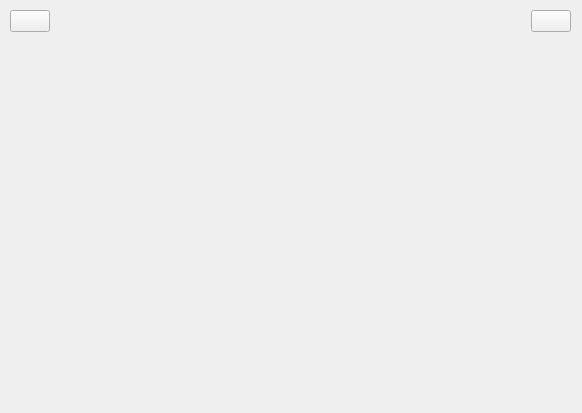
baiye930/work3, file mastrview.ui: the form before one commit.
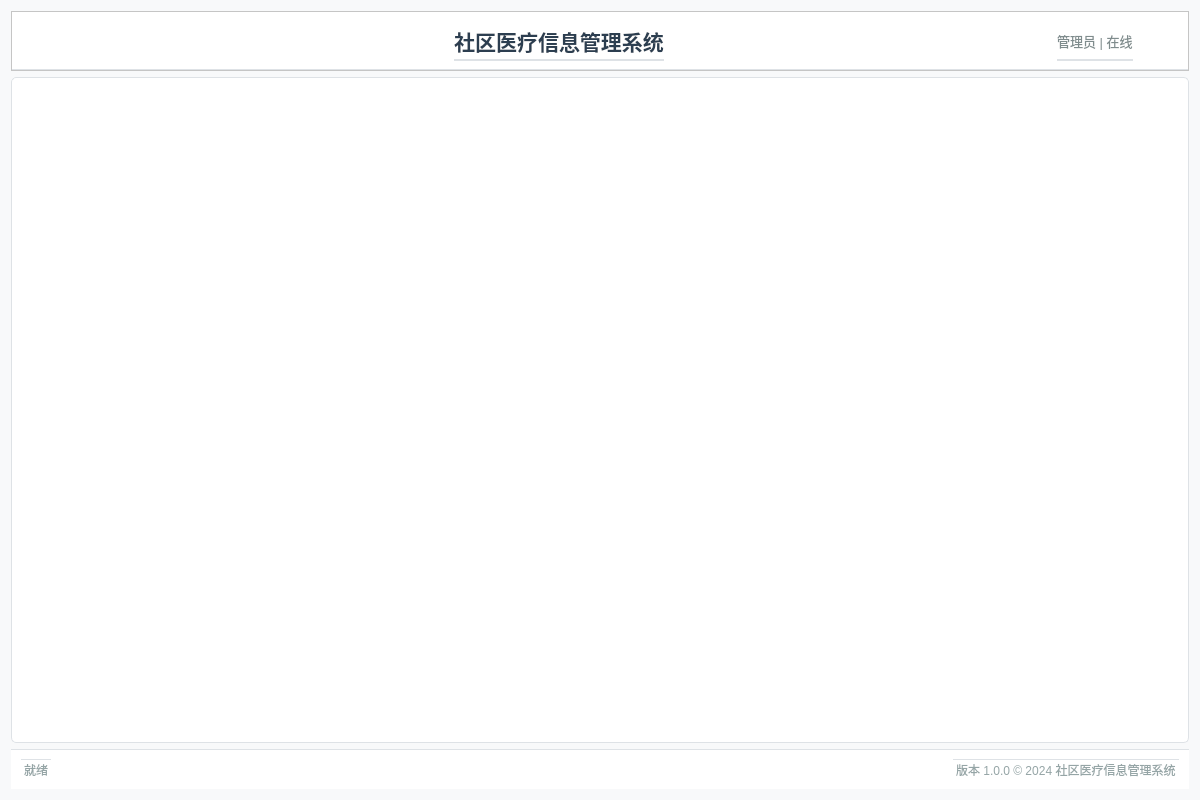
The form after the commit. Icons and pictures are not drawn.

What changed in the file:
```diff
--- a/mastrview.ui
+++ b/mastrview.ui
@@ -6,35 +6,61 @@
    <rect>
     <x>0</x>
     <y>0</y>
-    <width>582</width>
-    <height>413</height>
+    <width>1200</width>
+    <height>800</height>
    </rect>
   </property>
+  <property name="minimumSize">
+   <size>
+    <width>1000</width>
+    <height>700</height>
+   </size>
+  </property>
   <property name="windowTitle">
    <string>MastrView</string>
   </property>
-  <widget class="QStackedWidget" name="stackedWidget">
-   <property name="geometry">
-    <rect>
-     <x>10</x>
-     <y>60</y>
-     <width>571</width>
-     <height>291</height>
-    </rect>
-   </property>
-  </widget>
-  <widget class="QWidget" name="layoutWidget">
-   <property name="geometry">
-    <rect>
-     <x>10</x>
-     <y>10</y>
-     <width>561</width>
-     <height>22</height>
-    </rect>
+  <property name="styleSheet">
+   <string notr="true">QWidget {
+    background-color: #f8f9fa;
+}</string>
+  </property>
+  <layout class="QVBoxLayout" name="verticalLayout">
+   <item>
+    <widget class="QFrame" name="headerFrame">
+     <property name="styleSheet">
+      <string notr="true">background-color: white; border-bottom: 2px solid #dee2e6;</string>
+     </property>
+     <property name="frameShape">
+      <enum>QFrame::StyledPanel</enum>
+     </property>
+     <property name="frameShadow">
+      <enum>QFrame::Raised</enum>
    </property>
    <layout class="QHBoxLayout" name="horizontalLayout">
     <item>
      <widget class="QPushButton" name="btBack">
+        <property name="minimumSize">
+         <size>
+          <width>40</width>
+          <height>40</height>
+         </size>
+        </property>
+        <property name="maximumSize">
+         <size>
+          <width>40</width>
+          <height>40</height>
+         </size>
+        </property>
+        <property name="styleSheet">
+         <string notr="true">QPushButton {
+    border: none;
+    background-color: transparent;
+}
+QPushButton:hover {
+    background-color: #f1f3f4;
+    border-radius: 5px;
+}</string>
+        </property>
       <property name="text">
        <string/>
       </property>
@@ -51,16 +77,28 @@
       </property>
       <property name="sizeHint" stdset="0">
        <size>
-        <width>37</width>
-        <height>13</height>
+          <width>20</width>
+          <height>20</height>
        </size>
       </property>
      </spacer>
     </item>
     <item>
      <widget class="QLabel" name="labelTitle">
+        <property name="font">
+         <font>
+          <pointsize>16</pointsize>
+          <bold>true</bold>
+         </font>
+        </property>
+        <property name="styleSheet">
+         <string notr="true">color: #2c3e50;</string>
+        </property>
       <property name="text">
-       <string/>
+         <string>社区医疗信息管理系统</string>
+        </property>
+        <property name="alignment">
+         <set>Qt::AlignCenter</set>
       </property>
      </widget>
     </item>
@@ -77,8 +115,45 @@
       </property>
      </spacer>
     </item>
+      <item>
+       <widget class="QLabel" name="lblUserInfo">
+        <property name="font">
+         <font>
+          <pointsize>10</pointsize>
+         </font>
+        </property>
+        <property name="styleSheet">
+         <string notr="true">color: #7f8c8d;</string>
+        </property>
+        <property name="text">
+         <string>管理员 | 在线</string>
+        </property>
+       </widget>
+      </item>
     <item>
      <widget class="QPushButton" name="btLogout">
+        <property name="minimumSize">
+         <size>
+          <width>40</width>
+          <height>40</height>
+         </size>
+        </property>
+        <property name="maximumSize">
+         <size>
+          <width>40</width>
+          <height>40</height>
+         </size>
+        </property>
+        <property name="styleSheet">
+         <string notr="true">QPushButton {
+    border: none;
+    background-color: transparent;
+}
+QPushButton:hover {
+    background-color: #f1f3f4;
+    border-radius: 5px;
+}</string>
+        </property>
       <property name="text">
        <string/>
       </property>
@@ -90,9 +165,74 @@
     </item>
    </layout>
   </widget>
- </widget>
- <resources>
-  <include location="lab4.qrc"/>
- </resources>
+   </item>
+   <item>
+    <widget class="QStackedWidget" name="stackedWidget">
+     <property name="styleSheet">
+      <string notr="true">background-color: white; border: 1px solid #dee2e6; border-radius: 5px;</string>
+     </property>
+    </widget>
+   </item>
+   <item>
+    <widget class="QFrame" name="footerFrame">
+     <property name="styleSheet">
+      <string notr="true">background-color: white; border-top: 1px solid #dee2e6;</string>
+     </property>
+     <property name="frameShape">
+      <enum>QFrame::StyledPanel</enum>
+     </property>
+     <property name="frameShadow">
+      <enum>QFrame::Sunken</enum>
+     </property>
+     <layout class="QHBoxLayout" name="horizontalLayout_2">
+      <item>
+       <widget class="QLabel" name="lblStatus">
+        <property name="font">
+         <font>
+          <pointsize>9</pointsize>
+         </font>
+        </property>
+        <property name="styleSheet">
+         <string notr="true">color: #95a5a6;</string>
+        </property>
+        <property name="text">
+         <string>就绪</string>
+        </property>
+       </widget>
+      </item>
+      <item>
+       <spacer name="horizontalSpacer_3">
+        <property name="orientation">
+         <enum>Qt::Horizontal</enum>
+        </property>
+        <property name="sizeHint" stdset="0">
+         <size>
+          <width>40</width>
+          <height>20</height>
+         </size>
+        </property>
+       </spacer>
+      </item>
+      <item>
+       <widget class="QLabel" name="lblVersion">
+        <property name="font">
+         <font>
+          <pointsize>9</pointsize>
+         </font>
+        </property>
+        <property name="styleSheet">
+         <string notr="true">color: #95a5a6;</string>
+        </property>
+        <property name="text">
+         <string>版本 1.0.0 © 2024 社区医疗信息管理系统</string>
+        </property>
+       </widget>
+      </item>
+     </layout>
+    </widget>
+   </item>
+  </layout>
+ </widget>
+ <resources/>
  <connections/>
 </ui>
```
Left out of the diff: 10 changed lines with no effect on the pictures. Lines whose indentation alone changed are shown as unchanged.
